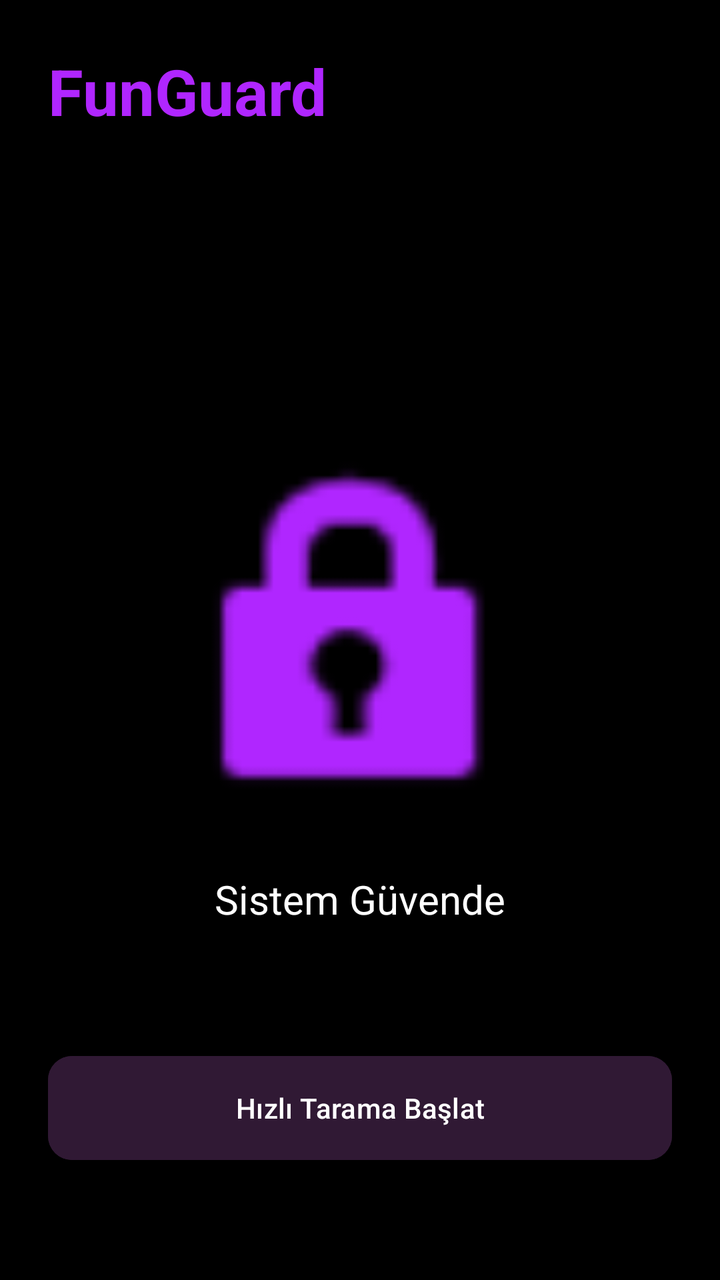
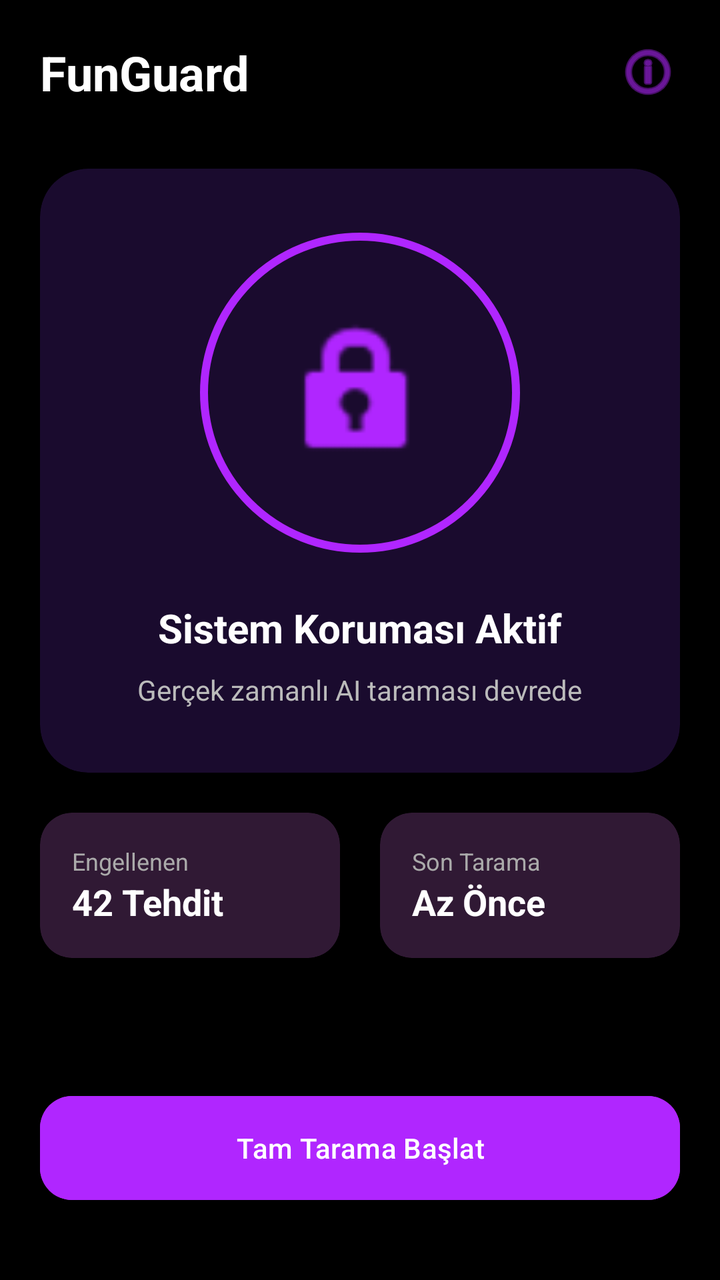

Before-and-after screenshots of an Android layout around one commit, followed by the original layout XML and the change that was made.
<!-- AndroidManifest.xml: application theme Theme.FunGuard -->
<!-- res/layout/fragment_home.xml -->
<?xml version="1.0" encoding="utf-8"?>
<androidx.constraintlayout.widget.ConstraintLayout xmlns:android="http://schemas.android.com/apk/res/android"
    xmlns:app="http://schemas.android.com/apk/res-auto"
    android:layout_width="match_parent"
    android:layout_height="match_parent"
    android:background="@color/black"
    android:padding="24dp">

    <TextView
        android:id="@+id/tv_title"
        android:layout_width="wrap_content"
        android:layout_height="wrap_content"
        android:text="FunGuard"
        android:textColor="@color/neon_purple"
        android:textSize="32sp"
        android:textStyle="bold"
        app:layout_constraintStart_toStartOf="parent"
        app:layout_constraintTop_toTopOf="parent" />

    <ImageView
        android:id="@+id/iv_shield"
        android:layout_width="200dp"
        android:layout_height="200dp"
        android:src="@android:drawable/ic_lock_idle_lock"
        android:tint="@color/neon_purple"
        app:layout_constraintBottom_toBottomOf="parent"
        app:layout_constraintEnd_toEndOf="parent"
        app:layout_constraintStart_toStartOf="parent"
        app:layout_constraintTop_toTopOf="parent" />

    <TextView
        android:id="@+id/tv_status"
        android:layout_width="wrap_content"
        android:layout_height="wrap_content"
        android:layout_marginTop="16dp"
        android:text="Sistem Güvende"
        android:textColor="@color/white"
        android:textSize="20sp"
        app:layout_constraintEnd_toEndOf="parent"
        app:layout_constraintStart_toStartOf="parent"
        app:layout_constraintTop_toBottomOf="@id/iv_shield" />

    <com.google.android.material.button.MaterialButton
        android:id="@+id/btn_quick_scan"
        android:layout_width="match_parent"
        android:layout_height="60dp"
        android:layout_marginBottom="32dp"
        android:text="Hızlı Tarama Başlat"
        android:backgroundTint="@color/deep_purple"
        app:cornerRadius="12dp"
        app:layout_constraintBottom_toBottomOf="parent" />

</androidx.constraintlayout.widget.ConstraintLayout>
<!-- resources referenced by this layout -->
<resources>
  <color name="black">#000000</color>
  <color name="deep_purple">#301934</color>
  <color name="neon_purple">#B026FF</color>
  <color name="white">#FFFFFF</color>
  <style name="Theme.FunGuard" parent="Theme.Material3.DayNight.NoActionBar">
          
          <item name="colorPrimary">@color/neon_purple</item>
          <item name="colorOnPrimary">@color/white</item>
          
          <item name="colorSecondary">@color/deep_purple</item>
          <item name="colorOnSecondary">@color/white</item>
          
          <item name="android:statusBarColor">@color/black</item>
          <item name="android:windowBackground">@color/black</item>
      </style>
</resources>

<!-- the commit's change to res/layout/fragment_home.xml (unified diff, before → after) -->
@@ -4,50 +4,165 @@
     android:layout_width="match_parent"
     android:layout_height="match_parent"
     android:background="@color/black"
-    android:padding="24dp">
+    android:padding="20dp">
 
-    <TextView
-        android:id="@+id/tv_title"
-        android:layout_width="wrap_content"
+    
+    <LinearLayout
+        android:id="@+id/ll_header"
+        android:layout_width="match_parent"
         android:layout_height="wrap_content"
-        android:text="FunGuard"
-        android:textColor="@color/neon_purple"
-        android:textSize="32sp"
-        android:textStyle="bold"
-        app:layout_constraintStart_toStartOf="parent"
-        app:layout_constraintTop_toTopOf="parent" />
+        android:orientation="horizontal"
+        android:gravity="center_vertical"
+        app:layout_constraintTop_toTopOf="parent">
 
-    <ImageView
-        android:id="@+id/iv_shield"
-        android:layout_width="200dp"
-        android:layout_height="200dp"
-        android:src="@android:drawable/ic_lock_idle_lock"
-        android:tint="@color/neon_purple"
-        app:layout_constraintBottom_toBottomOf="parent"
-        app:layout_constraintEnd_toEndOf="parent"
-        app:layout_constraintStart_toStartOf="parent"
-        app:layout_constraintTop_toTopOf="parent" />
+        <TextView
+            android:layout_width="0dp"
+            android:layout_height="wrap_content"
+            android:layout_weight="1"
+            android:text="FunGuard"
+            android:textColor="@color/white"
+            android:textSize="24sp"
+            android:textStyle="bold" />
 
-    <TextView
-        android:id="@+id/tv_status"
-        android:layout_width="wrap_content"
+        <ImageView
+            android:layout_width="32dp"
+            android:layout_height="32dp"
+            android:src="@android:drawable/ic_menu_info_details"
+            android:tint="@color/neon_purple" />
+    </LinearLayout>
+
+    
+    <androidx.cardview.widget.CardView
+        android:id="@+id/cv_status"
+        android:layout_width="match_parent"
         android:layout_height="wrap_content"
-        android:layout_marginTop="16dp"
-        android:text="Sistem Güvende"
-        android:textColor="@color/white"
-        android:textSize="20sp"
-        app:layout_constraintEnd_toEndOf="parent"
-        app:layout_constraintStart_toStartOf="parent"
-        app:layout_constraintTop_toBottomOf="@id/iv_shield" />
+        android:layout_marginTop="32dp"
+        app:cardBackgroundColor="@color/dark_purple"
+        app:cardCornerRadius="24dp"
+        app:cardElevation="0dp"
+        app:layout_constraintTop_toBottomOf="@id/ll_header">
+
+        <LinearLayout
+            android:layout_width="match_parent"
+            android:layout_height="wrap_content"
+            android:orientation="vertical"
+            android:padding="32dp"
+            android:gravity="center">
+
+            <FrameLayout
+                android:layout_width="160dp"
+                android:layout_height="160dp">
+
+                
+                <View
+                    android:layout_width="match_parent"
+                    android:layout_height="match_parent"
+                    android:background="@drawable/circle_outline" />
+
+                <ImageView
+                    android:layout_width="80dp"
+                    android:layout_height="80dp"
+                    android:layout_gravity="center"
+                    android:src="@android:drawable/ic_lock_idle_lock"
+                    android:tint="@color/neon_purple" />
+            </FrameLayout>
+
+            <TextView
+                android:layout_width="wrap_content"
+                android:layout_height="wrap_content"
+                android:layout_marginTop="24dp"
+                android:text="Sistem Koruması Aktif"
+                android:textColor="@color/white"
+                android:textSize="20sp"
+                android:textStyle="bold" />
+
+            <TextView
+                android:layout_width="wrap_content"
+                android:layout_height="wrap_content"
+                android:layout_marginTop="8dp"
+                android:text="Gerçek zamanlı AI taraması devrede"
+                android:textColor="#BBBBBB"
+                android:textSize="14sp" />
+        </LinearLayout>
+    </androidx.cardview.widget.CardView>
+
+    
+    <LinearLayout
+        android:id="@+id/ll_stats"
+        android:layout_width="match_parent"
+        android:layout_height="wrap_content"
+        android:layout_marginTop="20dp"
+        android:orientation="horizontal"
+        app:layout_constraintTop_toBottomOf="@id/cv_status">
+
+        <androidx.cardview.widget.CardView
+            android:layout_width="0dp"
+            android:layout_height="wrap_content"
+            android:layout_weight="1"
+            android:layout_marginEnd="10dp"
+            app:cardBackgroundColor="@color/deep_purple"
+            app:cardCornerRadius="16dp"
+            app:cardElevation="0dp">
+            <LinearLayout
+                android:layout_width="match_parent"
+                android:layout_height="wrap_content"
+                android:padding="16dp"
+                android:orientation="vertical">
+                <TextView
+                    android:layout_width="wrap_content"
+                    android:layout_height="wrap_content"
+                    android:text="Engellenen"
+                    android:textColor="#AAAAAA"
+                    android:textSize="12sp" />
+                <TextView
+                    android:layout_width="wrap_content"
+                    android:layout_height="wrap_content"
+                    android:text="42 Tehdit"
+                    android:textColor="@color/white"
+                    android:textStyle="bold"
+                    android:textSize="18sp" />
+            </LinearLayout>
+        </androidx.cardview.widget.CardView>
+
+        <androidx.cardview.widget.CardView
+            android:layout_width="0dp"
+            android:layout_height="wrap_content"
+            android:layout_weight="1"
+            android:layout_marginStart="10dp"
+            app:cardBackgroundColor="@color/deep_purple"
+            app:cardCornerRadius="16dp"
+            app:cardElevation="0dp">
+            <LinearLayout
+                android:layout_width="match_parent"
+                android:layout_height="wrap_content"
+                android:padding="16dp"
+                android:orientation="vertical">
+                <TextView
+                    android:layout_width="wrap_content"
+                    android:layout_height="wrap_content"
+                    android:text="Son Tarama"
+                    android:textColor="#AAAAAA"
+                    android:textSize="12sp" />
+                <TextView
+                    android:layout_width="wrap_content"
+                    android:layout_height="wrap_content"
+                    android:text="Az Önce"
+                    android:textColor="@color/white"
+                    android:textStyle="bold"
+                    android:textSize="18sp" />
+            </LinearLayout>
+        </androidx.cardview.widget.CardView>
+    </LinearLayout>
 
     <com.google.android.material.button.MaterialButton
-        android:id="@+id/btn_quick_scan"
+        android:id="@+id/btn_scan_now"
         android:layout_width="match_parent"
         android:layout_height="60dp"
-        android:layout_marginBottom="32dp"
-        android:text="Hızlı Tarama Başlat"
-        android:backgroundTint="@color/deep_purple"
-        app:cornerRadius="12dp"
+        android:layout_marginBottom="16dp"
+        android:text="Tam Tarama Başlat"
+        android:textAllCaps="false"
+        android:backgroundTint="@color/neon_purple"
+        app:cornerRadius="16dp"
         app:layout_constraintBottom_toBottomOf="parent" />
 
 </androidx.constraintlayout.widget.ConstraintLayout>
<!-- resource entries referenced after the edit -->
@@ -1,9 +1,17 @@
 <!-- resources referenced by this layout -->
 <resources>
   <color name="black">#000000</color>
+  <color name="dark_purple">#1A0B2E</color>
   <color name="deep_purple">#301934</color>
   <color name="neon_purple">#B026FF</color>
   <color name="white">#FFFFFF</color>
+  <!-- drawable circle_outline (drawable) -->
+  <?xml version="1.0" encoding="utf-8"?>
+  <shape xmlns:android="http://schemas.android.com/apk/res/android"
+      android:shape="oval">
+      <stroke android:width="4dp" android:color="@color/neon_purple" />
+      <solid android:color="@android:color/transparent" />
+  </shape>
   <style name="Theme.FunGuard" parent="Theme.Material3.DayNight.NoActionBar">
           
           <item name="colorPrimary">@color/neon_purple</item>
